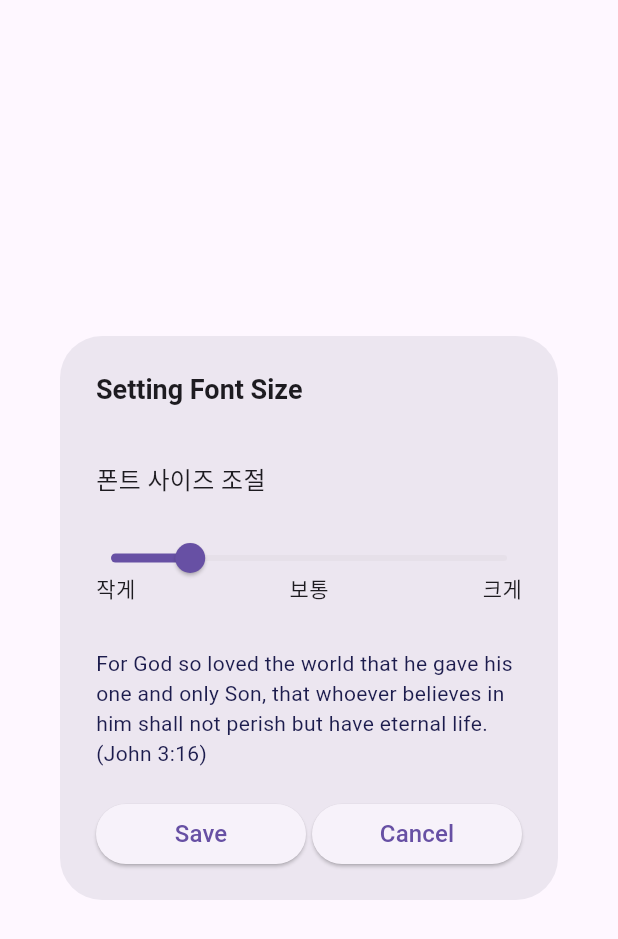
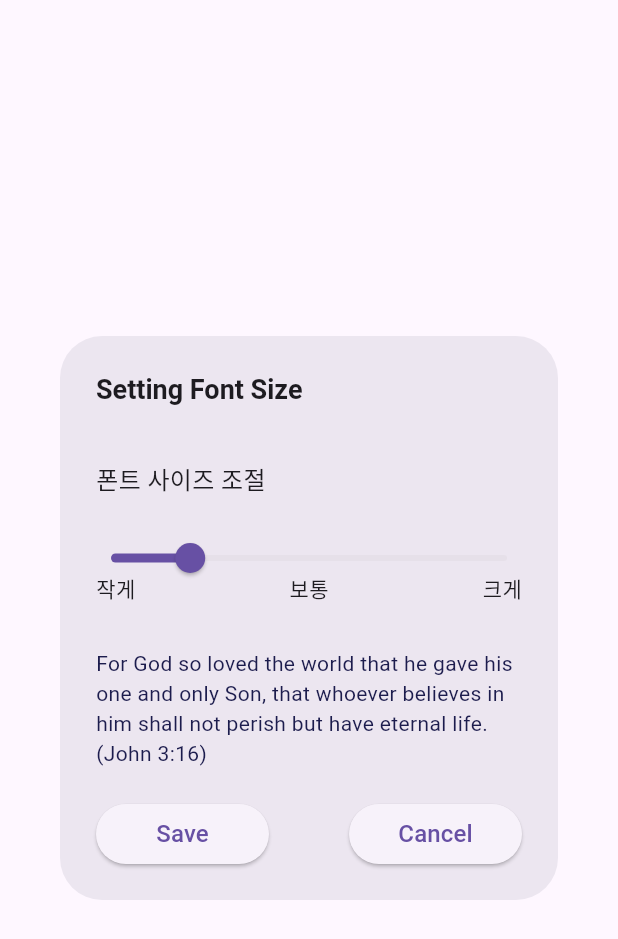
Before and after one commit to logiggi/lifoveBible, a Flutter app: the FontSetting widget shown alone on an empty page, opened directly, on a phone screen of 412 x 824 dp. Shown: the top 939 px of the screen. Run offline on Flutter 3.47's test engine with Material 3 defaults, Android fonts, the phone set to English and light mode, and no system bars; our stand-ins replace dio, permission_handler; missing offline and left inert: dart:ffi.

Commit message:
홈화면 아이콘 수정

```diff
--- a/lib/multi.dart
+++ b/lib/multi.dart
@@ -270,12 +270,6 @@ class _MultiVersionPageState extends State<MultiVersionPage> {
                 );
               },
               icon: const Icon(Icons.book),
-            ),
-            IconButton(
-              icon: const Icon(Icons.swap_horiz),
-              onPressed: () {
-                Navigator.pushReplacementNamed(context, '/');
-              },
             ),
             IconButton(
               icon: const Icon(Icons.settings),
--- a/lib/setting.dart
+++ b/lib/setting.dart
@@ -73,14 +73,14 @@ class FontSetting extends StatelessWidget {
   Widget build(BuildContext context) {
     final settings = Provider.of<SettingProvider>(context);
     double tempSize = settings.fontSize;
-
+    final width = MediaQuery.of(context).size.width;
     return AlertDialog(
         title: const Text("Setting Font Size",
             style: TextStyle(fontSize: 18, fontWeight: FontWeight.bold)),
         content: SingleChildScrollView(
           child: IntrinsicHeight(
             child: Container(
-              width: 300,
+              width: width * (300 / 393),
               padding: const EdgeInsets.only(top: 20),
               child: Column(
                 crossAxisAlignment: CrossAxisAlignment.start,
@@ -128,7 +128,7 @@ class FontSetting extends StatelessWidget {
             mainAxisAlignment: MainAxisAlignment.spaceBetween,
             children: [
               SizedBox(
-                width: 140,
+                width: width * (110 / 393),
                 height: 40,
                 child: ElevatedButton(
                     onPressed: () {
@@ -138,7 +138,7 @@ class FontSetting extends StatelessWidget {
                     child: const Text("Save", style: TextStyle(fontSize: 16))),
               ),
               SizedBox(
-                width: 140,
+                width: width * (110 / 393),
                 height: 40,
                 child: ElevatedButton(
                     onPressed: () {
```
Also changed, not shown: 1 other file.
